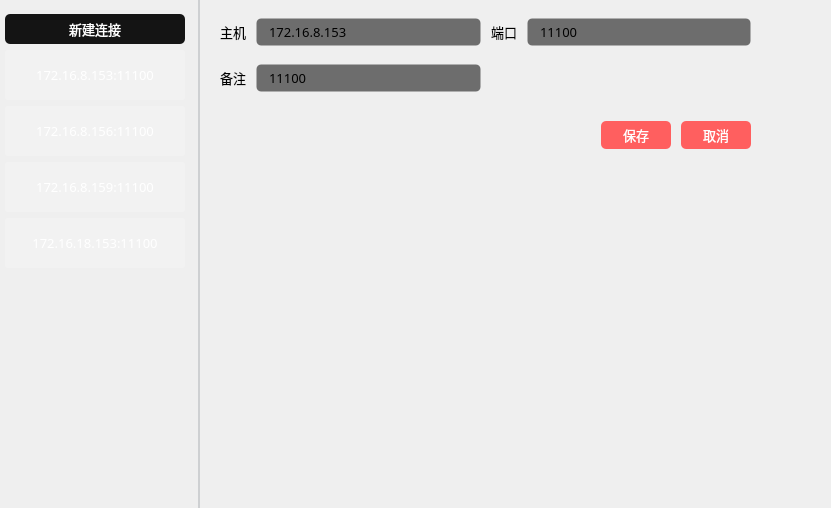
Old version of the form zookeepermanagewidget.ui in the repository HuaGouFdog/Fdog-Kit.
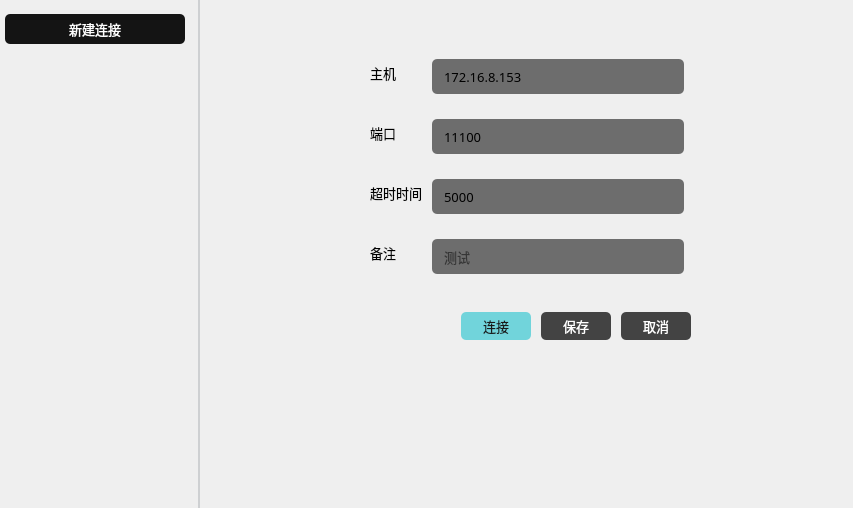
New version of the form. The open tabs and pages were chosen to show the change. Icons and pictures are not drawn.

Commit message: 优化多个zk连接的界面切换

Patch:
```diff
--- a/zookeepermanagewidget.ui
+++ b/zookeepermanagewidget.ui
@@ -6,7 +6,7 @@
    <rect>
     <x>0</x>
     <y>0</y>
-    <width>831</width>
+    <width>853</width>
     <height>508</height>
    </rect>
   </property>
@@ -267,21 +267,21 @@
              <string notr="true">QToolButton {
 	font: 10pt &quot;OPPOSans B&quot;;
     qproperty-iconSize: 22px 22px;
+	background-color: rgba(255, 255, 255, 20);
+	border: none;
+	border-radius:3px;
+	color: rgb(255, 255, 255);
+}
+
+QToolButton::menu-indicator { 
+	image: None;
+}
+
+QToolButton:hover {
+	border-radius:3px;
+	color: rgb(255, 255, 255);
 	background-color: rgba(255, 255, 255, 50);
 	border: none;
-	border-radius:3px;
-	color: rgb(255, 255, 255);
-}
-
-QToolButton::menu-indicator { 
-	image: None;
-}
-
-QToolButton:hover {
-	border-radius:3px;
-	color: rgb(255, 255, 255);
-	background-color: rgb(21, 21, 21);
-	border: none;
 }
 
  
@@ -305,132 +305,6 @@
              <property name="bottomMargin">
               <number>0</number>
              </property>
-             <item>
-              <widget class="QToolButton" name="toolButton_2">
-               <property name="minimumSize">
-                <size>
-                 <width>180</width>
-                 <height>50</height>
-                </size>
-               </property>
-               <property name="font">
-                <font>
-                 <family>OPPOSans B</family>
-                 <pointsize>10</pointsize>
-                 <stylestrategy>PreferAntialias</stylestrategy>
-                </font>
-               </property>
-               <property name="styleSheet">
-                <string notr="true"/>
-               </property>
-               <property name="text">
-                <string>172.16.8.153:11100</string>
-               </property>
-               <property name="icon">
-                <iconset resource="lib.qrc">
-                 <normaloff>:/lib/node.png</normaloff>:/lib/node.png</iconset>
-               </property>
-               <property name="toolButtonStyle">
-                <enum>Qt::ToolButtonTextBesideIcon</enum>
-               </property>
-              </widget>
-             </item>
-             <item>
-              <widget class="QToolButton" name="toolButton_4">
-               <property name="minimumSize">
-                <size>
-                 <width>180</width>
-                 <height>50</height>
-                </size>
-               </property>
-               <property name="font">
-                <font>
-                 <family>OPPOSans B</family>
-                 <pointsize>10</pointsize>
-                 <stylestrategy>PreferAntialias</stylestrategy>
-                </font>
-               </property>
-               <property name="styleSheet">
-                <string notr="true"/>
-               </property>
-               <property name="text">
-                <string>172.16.8.156:11100</string>
-               </property>
-               <property name="icon">
-                <iconset resource="lib.qrc">
-                 <normaloff>:/lib/node2.png</normaloff>:/lib/node2.png</iconset>
-               </property>
-               <property name="toolButtonStyle">
-                <enum>Qt::ToolButtonTextBesideIcon</enum>
-               </property>
-              </widget>
-             </item>
-             <item>
-              <widget class="QToolButton" name="toolButton_5">
-               <property name="minimumSize">
-                <size>
-                 <width>180</width>
-                 <height>50</height>
-                </size>
-               </property>
-               <property name="font">
-                <font>
-                 <family>OPPOSans B</family>
-                 <pointsize>10</pointsize>
-                 <stylestrategy>PreferAntialias</stylestrategy>
-                </font>
-               </property>
-               <property name="styleSheet">
-                <string notr="true"/>
-               </property>
-               <property name="text">
-                <string>172.16.8.159:11100</string>
-               </property>
-               <property name="icon">
-                <iconset resource="lib.qrc">
-                 <normaloff>:/lib/node2.png</normaloff>:/lib/node2.png</iconset>
-               </property>
-               <property name="toolButtonStyle">
-                <enum>Qt::ToolButtonTextBesideIcon</enum>
-               </property>
-              </widget>
-             </item>
-             <item>
-              <widget class="QToolButton" name="toolButton_6">
-               <property name="minimumSize">
-                <size>
-                 <width>180</width>
-                 <height>50</height>
-                </size>
-               </property>
-               <property name="maximumSize">
-                <size>
-                 <width>180</width>
-                 <height>16777215</height>
-                </size>
-               </property>
-               <property name="font">
-                <font>
-                 <family>OPPOSans B</family>
-                 <pointsize>10</pointsize>
-                 <stylestrategy>PreferAntialias</stylestrategy>
-                </font>
-               </property>
-               <property name="styleSheet">
-                <string notr="true"/>
-               </property>
-               <property name="text">
-                <string>172.16.18.153:11100</string>
-               </property>
-               <property name="icon">
-                <iconset resource="lib.qrc">
-                 <normaloff>:/lib/node2.png</normaloff>:/lib/node2.png</iconset>
-               </property>
-               <property name="toolButtonStyle">
-                <enum>Qt::ToolButtonTextBesideIcon</enum>
-               </property>
-              </widget>
-             </item>
              <item>
               <spacer name="verticalSpacer">
                <property name="orientation">
@@ -474,91 +348,452 @@
       </property>
       <item>
        <widget class="QStackedWidget" name="stackedWidget">
+        <property name="currentIndex">
+         <number>0</number>
+        </property>
+        <widget class="QWidget" name="page_2">
+         <layout class="QVBoxLayout" name="verticalLayout_4" stretch="1,1,1,4">
+          <item>
+           <spacer name="verticalSpacer_3">
+            <property name="orientation">
+             <enum>Qt::Vertical</enum>
+            </property>
+            <property name="sizeHint" stdset="0">
+             <size>
+              <width>20</width>
+              <height>30</height>
+             </size>
+            </property>
+           </spacer>
+          </item>
+          <item>
+           <widget class="QLabel" name="label">
+            <property name="minimumSize">
+             <size>
+              <width>0</width>
+              <height>104</height>
+             </size>
+            </property>
+            <property name="styleSheet">
+             <string notr="true">image: url(:/lib/icon500.png);</string>
+            </property>
+            <property name="text">
+             <string/>
+            </property>
+           </widget>
+          </item>
+          <item>
+           <widget class="QToolButton" name="toolButton">
+            <property name="sizePolicy">
+             <sizepolicy hsizetype="Expanding" vsizetype="Fixed">
+              <horstretch>0</horstretch>
+              <verstretch>0</verstretch>
+             </sizepolicy>
+            </property>
+            <property name="font">
+             <font>
+              <family>OPPOSans B</family>
+              <pointsize>12</pointsize>
+              <underline>true</underline>
+              <stylestrategy>PreferAntialias</stylestrategy>
+             </font>
+            </property>
+            <property name="styleSheet">
+             <string notr="true">QToolButton {
+	color: rgb(242, 245, 255, 50);
+	background-color: rgba(255, 255, 255, 0);
+	border: none;
+}
+
+QToolButton::menu-indicator { 
+	image: None;
+}
+
+ 
+QToolButton:hover {
+	color: rgb(242, 245, 255, 50);
+	background-color: rgba(255, 255, 255, 0);
+	border: none;
+}</string>
+            </property>
+            <property name="text">
+             <string>https://github.com/HuaGouFdog/Fdog-Kit</string>
+            </property>
+           </widget>
+          </item>
+          <item>
+           <spacer name="verticalSpacer_2">
+            <property name="orientation">
+             <enum>Qt::Vertical</enum>
+            </property>
+            <property name="sizeHint" stdset="0">
+             <size>
+              <width>20</width>
+              <height>40</height>
+             </size>
+            </property>
+           </spacer>
+          </item>
+         </layout>
+        </widget>
         <widget class="QWidget" name="page">
-         <widget class="QWidget" name="horizontalWidget" native="true">
-          <property name="geometry">
-           <rect>
-            <x>20</x>
-            <y>0</y>
-            <width>531</width>
-            <height>181</height>
-           </rect>
-          </property>
-          <property name="maximumSize">
-           <size>
-            <width>16777215</width>
-            <height>209</height>
-           </size>
-          </property>
-          <layout class="QGridLayout" name="gridLayout">
-           <property name="horizontalSpacing">
-            <number>10</number>
-           </property>
-           <property name="verticalSpacing">
-            <number>0</number>
-           </property>
-           <item row="2" column="3">
-            <widget class="QWidget" name="widget_3" native="true">
-             <property name="maximumSize">
-              <size>
-               <width>16777215</width>
-               <height>50</height>
-              </size>
+         <layout class="QHBoxLayout" name="horizontalLayout_3" stretch="1,8,1">
+          <item>
+           <spacer name="horizontalSpacer_2">
+            <property name="orientation">
+             <enum>Qt::Horizontal</enum>
+            </property>
+            <property name="sizeHint" stdset="0">
+             <size>
+              <width>40</width>
+              <height>20</height>
+             </size>
+            </property>
+           </spacer>
+          </item>
+          <item>
+           <widget class="QWidget" name="verticalWidget" native="true">
+            <property name="maximumSize">
+             <size>
+              <width>350</width>
+              <height>16777215</height>
+             </size>
+            </property>
+            <layout class="QVBoxLayout" name="verticalLayout_5" stretch="1,1,1,5">
+             <property name="spacing">
+              <number>33</number>
              </property>
-             <layout class="QHBoxLayout" name="horizontalLayout_2">
-              <property name="spacing">
-               <number>10</number>
-              </property>
-              <property name="leftMargin">
-               <number>0</number>
-              </property>
-              <property name="topMargin">
-               <number>0</number>
-              </property>
-              <property name="rightMargin">
-               <number>0</number>
-              </property>
-              <property name="bottomMargin">
-               <number>0</number>
-              </property>
-              <item>
-               <spacer name="horizontalSpacer">
-                <property name="orientation">
-                 <enum>Qt::Horizontal</enum>
+             <item>
+              <spacer name="verticalSpacer_5">
+               <property name="orientation">
+                <enum>Qt::Vertical</enum>
+               </property>
+               <property name="sizeHint" stdset="0">
+                <size>
+                 <width>20</width>
+                 <height>40</height>
+                </size>
+               </property>
+              </spacer>
+             </item>
+             <item>
+              <widget class="QWidget" name="horizontalWidget" native="true">
+               <property name="maximumSize">
+                <size>
+                 <width>16777215</width>
+                 <height>230</height>
+                </size>
+               </property>
+               <layout class="QGridLayout" name="gridLayout">
+                <property name="topMargin">
+                 <number>10</number>
                 </property>
-                <property name="sizeHint" stdset="0">
-                 <size>
-                  <width>40</width>
-                  <height>20</height>
-                 </size>
+                <property name="bottomMargin">
+                 <number>10</number>
                 </property>
-               </spacer>
-              </item>
-              <item>
-               <widget class="QToolButton" name="toolButton_save">
-                <property name="minimumSize">
-                 <size>
-                  <width>70</width>
-                  <height>28</height>
-                 </size>
+                <property name="horizontalSpacing">
+                 <number>10</number>
                 </property>
-                <property name="maximumSize">
-                 <size>
-                  <width>70</width>
-                  <height>28</height>
-                 </size>
+                <property name="verticalSpacing">
+                 <number>30</number>
                 </property>
-                <property name="font">
-                 <font>
-                  <family>OPPOSans B</family>
-                  <pointsize>10</pointsize>
-                  <stylestrategy>PreferAntialias</stylestrategy>
-                 </font>
+                <item row="1" column="0">
+                 <widget class="QLabel" name="label_port_zk">
+                  <property name="font">
+                   <font>
+                    <family>OPPOSans B</family>
+                    <pointsize>10</pointsize>
+                   </font>
+                  </property>
+                  <property name="text">
+                   <string>端口</string>
+                  </property>
+                 </widget>
+                </item>
+                <item row="1" column="1">
+                 <widget class="QLineEdit" name="lineEdit_port_zk_data">
+                  <property name="minimumSize">
+                   <size>
+                    <width>0</width>
+                    <height>35</height>
+                   </size>
+                  </property>
+                  <property name="maximumSize">
+                   <size>
+                    <width>300</width>
+                    <height>28</height>
+                   </size>
+                  </property>
+                  <property name="font">
+                   <font>
+                    <family>OPPOSans B</family>
+                    <pointsize>10</pointsize>
+                   </font>
+                  </property>
+                  <property name="styleSheet">
+                   <string notr="true">background-color: rgb(25, 25, 25, 155);
+border-radius: 5px;
+padding-left:10px;
+padding-right:10px;</string>
+                  </property>
+                  <property name="text">
+                   <string>11100</string>
+                  </property>
+                  <property name="placeholderText">
+                   <string>22</string>
+                  </property>
+                 </widget>
+                </item>
+                <item row="3" column="1">
+                 <widget class="QLineEdit" name="lineEdit_remark_zk">
+                  <property name="minimumSize">
+                   <size>
+                    <width>0</width>
+                    <height>35</height>
+                   </size>
+                  </property>
+                  <property name="maximumSize">
+                   <size>
+                    <width>300</width>
+                    <height>28</height>
+                   </size>
+                  </property>
+                  <property name="font">
+                   <font>
+                    <family>OPPOSans B</family>
+                    <pointsize>10</pointsize>
+                   </font>
+                  </property>
+                  <property name="styleSheet">
+                   <string notr="true">background-color: rgb(25, 25, 25, 155);
+border-radius: 5px;
+padding-left:10px;
+padding-right:10px;</string>
+                  </property>
+                  <property name="text">
+                   <string/>
+                  </property>
+                  <property name="placeholderText">
+                   <string>测试</string>
+                  </property>
+                 </widget>
+                </item>
+                <item row="3" column="0">
+                 <widget class="QLabel" name="label_remark_zk">
+                  <property name="font">
+                   <font>
+                    <family>OPPOSans B</family>
+                    <pointsize>10</pointsize>
+                   </font>
+                  </property>
+                  <property name="text">
+                   <string>备注</string>
+                  </property>
+                 </widget>
+                </item>
+                <item row="0" column="0">
+                 <widget class="QLabel" name="label_host_zk">
+                  <property name="font">
+                   <font>
+                    <family>OPPOSans B</family>
+                    <pointsize>10</pointsize>
+                   </font>
+                  </property>
+                  <property name="text">
+                   <string>主机</string>
+                  </property>
+                 </widget>
+                </item>
+                <item row="0" column="1">
+                 <widget class="QLineEdit" name="lineEdit_host_zk_data">
+                  <property name="minimumSize">
+                   <size>
+                    <width>0</width>
+                    <height>35</height>
+                   </size>
+                  </property>
+                  <property name="maximumSize">
+                   <size>
+                    <width>300</width>
+                    <height>28</height>
+                   </size>
+                  </property>
+                  <property name="font">
+                   <font>
+                    <family>OPPOSans B</family>
+                    <pointsize>10</pointsize>
+                   </font>
+                  </property>
+                  <property name="styleSheet">
+                   <string notr="true">background-color: rgb(25, 25, 25, 155);
+border-radius: 5px;
+padding-left:10px;
+padding-right:10px;</string>
+                  </property>
+                  <property name="text">
+                   <string>172.16.8.153</string>
+                  </property>
+                  <property name="placeholderText">
+                   <string>127.0.0.1</string>
+                  </property>
+                 </widget>
+                </item>
+                <item row="2" column="0">
+                 <widget class="QLabel" name="label_timeout_zk">
+                  <property name="font">
+                   <font>
+                    <family>OPPOSans B</family>
+                    <pointsize>10</pointsize>
+                   </font>
+                  </property>
+                  <property name="text">
+                   <string>超时时间</string>
+                  </property>
+                 </widget>
+                </item>
+                <item row="2" column="1">
+                 <widget class="QLineEdit" name="lineEdit_timeout_zk">
+                  <property name="minimumSize">
+                   <size>
+                    <width>0</width>
+                    <height>35</height>
+                   </size>
+                  </property>
+                  <property name="maximumSize">
+                   <size>
+                    <width>300</width>
+                    <height>28</height>
+                   </size>
+                  </property>
+                  <property name="font">
+                   <font>
+                    <family>OPPOSans B</family>
+                    <pointsize>10</pointsize>
+                   </font>
+                  </property>
+                  <property name="styleSheet">
+                   <string notr="true">background-color: rgb(25, 25, 25, 155);
+border-radius: 5px;
+padding-left:10px;
+padding-right:10px;</string>
+                  </property>
+                  <property name="text">
+                   <string>5000</string>
+                  </property>
+                  <property name="placeholderText">
+                   <string>22</string>
+                  </property>
+                 </widget>
+                </item>
+               </layout>
+              </widget>
+             </item>
+             <item>
+              <widget class="QWidget" name="widget_3" native="true">
+               <property name="maximumSize">
+                <size>
+                 <width>16777215</width>
+                 <height>50</height>
+                </size>
+               </property>
+               <layout class="QHBoxLayout" name="horizontalLayout_2">
+                <property name="spacing">
+                 <number>10</number>
                 </property>
-                <property name="styleSheet">
-                 <string notr="true">QToolButton {
+                <property name="leftMargin">
+                 <number>0</number>
+                </property>
+                <property name="topMargin">
+                 <number>0</number>
+                </property>
+                <property name="rightMargin">
+                 <number>2</number>
+                </property>
+                <property name="bottomMargin">
+                 <number>0</number>
+                </property>
+                <item>
+                 <spacer name="horizontalSpacer">
+                  <property name="orientation">
+                   <enum>Qt::Horizontal</enum>
+                  </property>
+                  <property name="sizeHint" stdset="0">
+                   <size>
+                    <width>40</width>
+                    <height>20</height>
+                   </size>
+                  </property>
+                 </spacer>
+                </item>
+                <item>
+                 <widget class="QToolButton" name="toolButton_connect">
+                  <property name="minimumSize">
+                   <size>
+                    <width>70</width>
+                    <height>28</height>
+                   </size>
+                  </property>
+                  <property name="maximumSize">
+                   <size>
+                    <width>70</width>
+                    <height>28</height>
+                   </size>
+                  </property>
+                  <property name="font">
+                   <font>
+                    <family>OPPOSans B</family>
+                    <pointsize>10</pointsize>
+                    <stylestrategy>PreferAntialias</stylestrategy>
+                   </font>
+                  </property>
+                  <property name="styleSheet">
+                   <string notr="true">QToolButton {
+	color: rgb(26, 26, 26);
+	background-color: rgb(113, 212, 219);
+	border-radius: 5px;
+}
+
+QToolButton::menu-indicator { 
+	image: None;
+}
+
+ 
+QToolButton:hover {
+	color: rgb(26, 26, 26);
+	background-color: rgb(113, 212, 219);
+}</string>
+                  </property>
+                  <property name="text">
+                   <string>连接</string>
+                  </property>
+                 </widget>
+                </item>
+                <item>
+                 <widget class="QToolButton" name="toolButton_save">
+                  <property name="minimumSize">
+                   <size>
+                    <width>70</width>
+                    <height>28</height>
+                   </size>
+                  </property>
+                  <property name="maximumSize">
+                   <size>
+                    <width>70</width>
+                    <height>28</height>
+                   </size>
+                  </property>
+                  <property name="font">
+                   <font>
+                    <family>OPPOSans B</family>
+                    <pointsize>10</pointsize>
+                    <stylestrategy>PreferAntialias</stylestrategy>
+                   </font>
+                  </property>
+                  <property name="styleSheet">
+                   <string notr="true">QToolButton {
 	color: rgb(255, 255, 255);
-	background-color: rgb(255, 95, 95);
+	
+	background-color: rgb(67, 67, 67);
 	border-radius: 5px;
 }
 
@@ -569,39 +804,40 @@
  
 QToolButton:hover {
 	color: rgb(255, 255, 255);
-	background-color: rgb(255, 95, 95);
+	background-color: rgb(67, 67, 67);
 }</string>
-                </property>
-                <property name="text">
-                 <string>保存</string>
-                </property>
-               </widget>
-              </item>
-              <item>
-               <widget class="QToolButton" name="toolButton_close">
-                <property name="minimumSize">
-                 <size>
-                  <width>70</width>
-                  <height>28</height>
-                 </size>
-                </property>
-                <property name="maximumSize">
-                 <size>
-                  <width>70</width>
-                  <height>28</height>
-                 </size>
-                </property>
-                <property name="font">
-                 <font>
-                  <family>OPPOSans B</family>
-                  <pointsize>10</pointsize>
-                  <stylestrategy>PreferAntialias</stylestrategy>
-                 </font>
-                </property>
-                <property name="styleSheet">
-                 <string notr="true">QToolButton {
+                  </property>
+                  <property name="text">
+                   <string>保存</string>
+                  </property>
+                 </widget>
+                </item>
+                <item>
+                 <widget class="QToolButton" name="toolButton_close">
+                  <property name="minimumSize">
+                   <size>
+                    <width>70</width>
+                    <height>28</height>
+                   </size>
+                  </property>
+                  <property name="maximumSize">
+                   <size>
+                    <width>70</width>
+                    <height>28</height>
+                   </size>
+                  </property>
+                  <property name="font">
+                   <font>
+                    <family>OPPOSans B</family>
+                    <pointsize>10</pointsize>
+                    <stylestrategy>PreferAntialias</stylestrategy>
+                   </font>
+                  </property>
+                  <property name="styleSheet">
+                   <string notr="true">QToolButton {
 	color: rgb(255, 255, 255);
-	background-color: rgb(255, 95, 95);
+	
+	background-color: rgb(67, 67, 67);
 	border-radius: 5px;
 }
 
@@ -612,163 +848,47 @@
  
 QToolButton:hover {
 	color: rgb(255, 255, 255);
-	background-color: rgb(255, 95, 95);
+	background-color: rgb(67, 67, 67);
 }</string>
-                </property>
-                <property name="text">
-                 <string>取消</string>
-                </property>
-               </widget>
-              </item>
-             </layout>
-            </widget>
-           </item>
-           <item row="0" column="2">
-            <widget class="QLabel" name="label_port_zk">
-             <property name="font">
-              <font>
-               <family>OPPOSans B</family>
-               <pointsize>10</pointsize>
-              </font>
-             </property>
-             <property name="text">
-              <string>端口</string>
-             </property>
-            </widget>
-           </item>
-           <item row="0" column="0">
-            <widget class="QLabel" name="label_host_zk">
-             <property name="font">
-              <font>
-               <family>OPPOSans B</family>
-               <pointsize>10</pointsize>
-              </font>
-             </property>
-             <property name="text">
-              <string>主机</string>
-             </property>
-            </widget>
-           </item>
-           <item row="0" column="3">
-            <widget class="QLineEdit" name="lineEdit_port_zk_data">
-             <property name="minimumSize">
-              <size>
-               <width>0</width>
-               <height>28</height>
-              </size>
-             </property>
-             <property name="maximumSize">
-              <size>
-               <width>16777215</width>
-               <height>28</height>
-              </size>
-             </property>
-             <property name="font">
-              <font>
-               <family>OPPOSans B</family>
-               <pointsize>10</pointsize>
-              </font>
-             </property>
-             <property name="styleSheet">
-              <string notr="true">background-color: rgb(25, 25, 25, 155);
-border: 1px solid rgba(255, 255, 255, 0);
-border-radius: 5px;
-padding-left:10px;
-padding-right:10px;</string>
-             </property>
-             <property name="text">
-              <string>11100</string>
-             </property>
-             <property name="placeholderText">
-              <string>22</string>
-             </property>
-            </widget>
-           </item>
-           <item row="0" column="1">
-            <widget class="QLineEdit" name="lineEdit_host_zk_data">
-             <property name="minimumSize">
-              <size>
-               <width>0</width>
-               <height>28</height>
-              </size>
-             </property>
-             <property name="maximumSize">
-              <size>
-               <width>16777215</width>
-               <height>28</height>
-              </size>
-             </property>
-             <property name="font">
-              <font>
-               <family>OPPOSans B</family>
-               <pointsize>10</pointsize>
-              </font>
-             </property>
-             <property name="styleSheet">
-              <string notr="true">background-color: rgb(25, 25, 25, 155);
-border: 1px solid rgba(255, 255, 255, 0);
-border-radius: 5px;
-padding-left:10px;
-padding-right:10px;</string>
-             </property>
-             <property name="text">
-              <string>172.16.8.153</string>
-             </property>
-             <property name="placeholderText">
-              <string>127.0.0.1</string>
-             </property>
-            </widget>
-           </item>
-           <item row="1" column="0">
-            <widget class="QLabel" name="label_host_zk_2">
-             <property name="font">
-              <font>
-               <family>OPPOSans B</family>
-               <pointsize>10</pointsize>
-              </font>
-             </property>
-             <property name="text">
-              <string>备注</string>
-             </property>
-            </widget>
-           </item>
-           <item row="1" column="1">
-            <widget class="QLineEdit" name="lineEdit_port_zk_data_2">
-             <property name="minimumSize">
-              <size>
-               <width>0</width>
-               <height>28</height>
-              </size>
-             </property>
-             <property name="maximumSize">
-              <size>
-               <width>16777215</width>
-               <height>28</height>
-              </size>
-             </property>
-             <property name="font">
-              <font>
-               <family>OPPOSans B</family>
-               <pointsize>10</pointsize>
-              </font>
-             </property>
-             <property name="styleSheet">
-              <string notr="true">background-color: rgb(25, 25, 25, 155);
-border: 1px solid rgba(255, 255, 255, 0);
-border-radius: 5px;
-padding-left:10px;
-padding-right:10px;</string>
-             </property>
-             <property name="text">
-              <string>11100</string>
-             </property>
-             <property name="placeholderText">
-              <string>22</string>
-             </property>
-            </widget>
-           </item>
-          </layout>
-         </widget>
+                  </property>
+                  <property name="text">
+                   <string>取消</string>
+                  </property>
+                 </widget>
+                </item>
+               </layout>
+              </widget>
+             </item>
+             <item>
+              <spacer name="verticalSpacer_4">
+               <property name="orientation">
+                <enum>Qt::Vertical</enum>
+               </property>
+               <property name="sizeHint" stdset="0">
+                <size>
+                 <width>20</width>
+                 <height>40</height>
+                </size>
+               </property>
+              </spacer>
+             </item>
+            </layout>
+           </widget>
+          </item>
+          <item>
+           <spacer name="horizontalSpacer_3">
+            <property name="orientation">
+             <enum>Qt::Horizontal</enum>
+            </property>
+            <property name="sizeHint" stdset="0">
+             <size>
+              <width>40</width>
+              <height>20</height>
+             </size>
+            </property>
+           </spacer>
+          </item>
+         </layout>
         </widget>
        </widget>
       </item>
```
Left out of the diff: 4 changed lines with no effect on the pictures. The commit also changes 10 other files.
